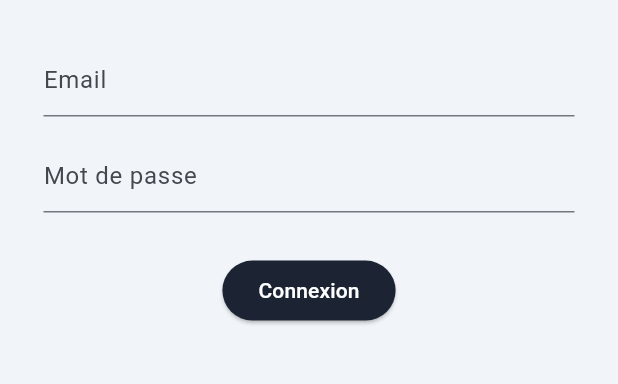
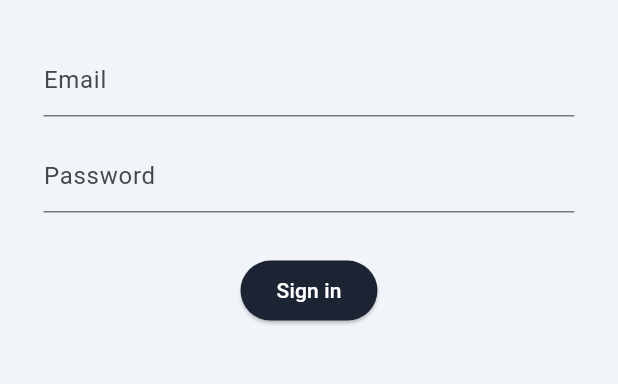
Before and after one commit to ESGI-project-s-team/tayarim-mobile, a Flutter app: the screen it shows after launch, on a phone screen of 412 x 824 dp, the part 488-872 px from its top. Run offline on Flutter 3.47's test engine with Material 3 defaults, Android fonts, the phone set to English and light mode, and no system bars; our stand-ins replace auto_route, bloc, connectivity_plus, dio, flutter_bloc, flutter_dotenv and 2 more; missing offline and left inert: dart:ffi; Roboto replaces fonts that are missing (Sans Serif).

Commit message:
Done translations

```diff
--- a/tayarim_mobile/assets/translations/en.json
+++ b/tayarim_mobile/assets/translations/en.json
@@ -1,7 +1,8 @@
 {
   "password": "Password",
   "sign_in": "Sign in",
-  "home_title": "Notifications",
+  "sign_in_hint": "Enter your email",
+  "password_hint": "Enter your password",
   "new_reservation": "New reservation",
   "new_expense": "New expense",
   "new_unavailable": "New unavailable period",
@@ -11,5 +12,8 @@
   "price": "Price",
   "amount": "Amount",
   "from": "From",
-  "to": "to"
+  "to": "to",
+  "traveler": "Traveler",
+  "travelers": "Travelers",
+  "no_notification": "No notifications"
 }
--- a/tayarim_mobile/assets/translations/fr.json
+++ b/tayarim_mobile/assets/translations/fr.json
@@ -1,7 +1,8 @@
 {
   "password": "Mot de passe",
   "sign_in": "Connexion",
-  "home_title": "Notifications",
+  "sign_in_hint": "Entrez votre email",
+  "password_hint": "Entrez votre mot de passe",
   "new_reservation": "Nouvelle réservation",
   "new_expense": "Nouvelle dépense",
   "new_unavailable": "Nouvelle indsiponibilité",
@@ -11,5 +12,8 @@
   "price": "Prix",
   "amount": "Montant",
   "from": "Du",
-  "to": "au"
+  "to": "au",
+  "traveler": "Voyageur",
+  "travelers": "Voyageurs",
+  "no_notification": "Pas de notifications"
 }
--- a/tayarim_mobile/lib/main.dart
+++ b/tayarim_mobile/lib/main.dart
@@ -10,9 +10,11 @@ import 'package:flutter_bloc/flutter_bloc.dart';
 import 'package:flutter_dotenv/flutter_dotenv.dart';
 import 'package:tayarim_mobile/services/repository/notification/api_notification_data_source.dart';
 import 'package:tayarim_mobile/services/repository/notification/notification_repository.dart';
+import 'package:tayarim_mobile/utils/translation_loader.dart';
 
 Future main() async {
   await dotenv.load(fileName: "assets/.env");
+  await TranslationLoader().loadTranslations();
   runApp(const MyApp());
 }
 
--- a/tayarim_mobile/lib/screens/connexion_screen.dart
+++ b/tayarim_mobile/lib/screens/connexion_screen.dart
@@ -16,7 +16,7 @@ class ConnexionScreen extends StatelessWidget {
 
   final _formKey = GlobalKey<FormState>();
 
-  final TranslationLoader i18n = TranslationLoader();
+  final i18n = TranslationLoader();
 
   @override
   Widget build(BuildContext context) {
@@ -41,7 +41,7 @@ class ConnexionScreen extends StatelessWidget {
                       child: TextFormField(
                         validator: (value) {
                           if (value == null || value.isEmpty) {
-                            return 'Entrez votre email';
+                            return i18n.getTranslation('sign_in_hint');
                           }
                           return null;
                         },
@@ -55,13 +55,13 @@ class ConnexionScreen extends StatelessWidget {
                         obscureText: true,
                         validator: (value) {
                           if (value == null || value.isEmpty) {
-                            return 'Entrez votre de mot de passe';
+                            return i18n.getTranslation('password_hint');
                           }
                           return null;
                         },
                         controller: _passwordTextController,
-                        decoration: const InputDecoration(
-                          hintText: 'Mot de passe',
+                        decoration: InputDecoration(
+                          hintText: i18n.getTranslation('password'),
                         ),
                       ),
                     ),
@@ -72,11 +72,11 @@ class ConnexionScreen extends StatelessWidget {
                           backgroundColor: WidgetStateProperty.all<Color>(const Color(0xFF1c2434)),
                         ),
                         onPressed: () => _signIn(context),
-                        child: const Text(
-                          style: TextStyle(
+                        child: Text(
+                          style: const TextStyle(
                             color: Colors.white
                           ),
-                          "Connexion", // i18n.getTranslation('connexion')
+                          i18n.getTranslation('sign_in'),
                         ),
                       ),
                     ),
--- a/tayarim_mobile/lib/utils/date_formatter.dart
+++ b/tayarim_mobile/lib/utils/date_formatter.dart
@@ -1,9 +1,12 @@
+import 'dart:io';
+
 import 'package:intl/intl.dart';
 
 class DateFormatter {
   static
   String formatDate(String dateString) {
+    final String defaultLocale = Platform.localeName;
     DateTime date = DateTime.parse(dateString);
-    return DateFormat('dd MMMM yyyy', 'fr_FR').format(date);
+    return DateFormat('dd MMMM yyyy', defaultLocale).format(date);
   }
 }
--- a/tayarim_mobile/lib/utils/translation_loader.dart
+++ b/tayarim_mobile/lib/utils/translation_loader.dart
@@ -5,16 +5,44 @@ import 'package:flutter/services.dart';
 
 class TranslationLoader {
 
-  getTranslation(String translationKey) async {
+  static final TranslationLoader _instance = TranslationLoader._internal();
+  Map<String, String> _translations = {};
+
+  factory TranslationLoader() {
+    return _instance;
+  }
+
+  TranslationLoader._internal();
+
+  Future<void> loadTranslations() async {
     String jsonString;
     final String defaultLocale = Platform.localeName;
     print(defaultLocale);
-    if(defaultLocale == "fr_FR"){
+
+    if (defaultLocale == "fr_FR") {
       jsonString = await rootBundle.loadString('assets/translations/fr.json');
     } else {
       jsonString = await rootBundle.loadString('assets/translations/en.json');
     }
-    var map = await jsonDecode(jsonString);
-    return map[translationKey];
+
+    Map<String, dynamic> map = jsonDecode(jsonString);
+    _translations = map.map((key, value) => MapEntry(key, value.toString()));
   }
+
+  String getTranslation(String key) {
+    return _translations[key] ?? 'Translation not found';
+  }
+
+  // getTranslations(String translationKey) async {
+  //   String jsonString;
+  //   final String defaultLocale = Platform.localeName;
+  //   print(defaultLocale);
+  //   if(defaultLocale == "fr_FR"){
+  //     jsonString = await rootBundle.loadString('assets/translations/fr.json');
+  //   } else {
+  //     jsonString = await rootBundle.loadString('assets/translations/en.json');
+  //   }
+  //   var map = jsonDecode(jsonString);
+  //   return map[translationKey];
+  // }
 }
```
Also changed, not shown: tayarim_mobile/lib/screens/home_screen.dart (+6 -3 lines), tayarim_mobile/lib/utils/notification_depense.dart (+10 -7 lines), tayarim_mobile/lib/utils/notification_facture.dart (+8 -5 lines), tayarim_mobile/lib/utils/notification_indisponibilite.dart (+9 -6 lines), tayarim_mobile/lib/utils/notification_reservation.dart (+10 -7 lines).
